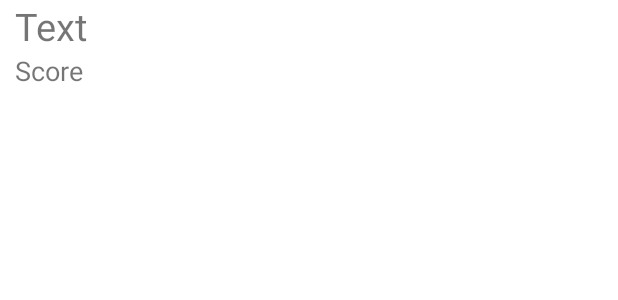
After one commit to CMPUT301W23T09/QRHunter, an Android app: the layout qrcode_player_view.xml on its own in the app's theme, with its tools: preview values and no code run, on a phone screen of 412 x 824 dp. The commit adds this screen. Shown: the top 300 px of the screen. Run offline under Robolectric (Android 15) with nearby library versions, the phone set to English and light mode, and no system bars.

Commit message:
initial qr player scan list support

```diff
--- a/app/src/main/java/com/cmput301w23t09/qrhunter/qrcode/QRCode.java
+++ b/app/src/main/java/com/cmput301w23t09/qrhunter/qrcode/QRCode.java
@@ -6,6 +6,7 @@ import com.cmput301w23t09.qrhunter.comment.Comment;
 import com.cmput301w23t09.qrhunter.photo.Photo;
 import java.io.Serializable;
 import java.util.ArrayList;
+import java.util.List;
 import java.util.concurrent.ExecutionException;
 
 /** This class defines a QR code */
@@ -142,7 +143,7 @@ public class QRCode implements Serializable {
    *
    * @return Return the photos taken of the QR code
    */
-  public ArrayList<Photo> getPhotos() {
+  public List<Photo> getPhotos() {
     return photos;
   }
 
@@ -151,7 +152,7 @@ public class QRCode implements Serializable {
    *
    * @return Return the player who have scanned the QR code
    */
-  public ArrayList<String> getPlayers() {
+  public List<String> getPlayers() {
     return players;
   }
 
--- /dev/null
+++ b/app/src/main/res/layout/qrcode_player_view.xml
@@ -0,0 +1,29 @@
+<?xml version="1.0" encoding="utf-8"?>
+<LinearLayout xmlns:android="http://schemas.android.com/apk/res/android"
+    xmlns:app="http://schemas.android.com/apk/res-auto"
+    android:layout_width="match_parent"
+    android:layout_height="wrap_content"
+    android:exported="true"
+    android:orientation="vertical">
+
+    <TextView
+        android:id="@+id/qrcode_player_scan_name"
+        android:layout_width="match_parent"
+        android:layout_height="match_parent"
+        android:text="Text"
+        android:gravity="center_vertical"
+        android:paddingStart="10sp"
+        android:textSize="25sp"
+        android:ellipsize="end"
+        android:maxLines="1"
+        android:layout_weight="1" />
+
+    <TextView
+        android:id="@+id/qrcode_player_scan_points"
+        android:layout_width="wrap_content"
+        android:layout_height="match_parent"
+        android:text="Score"
+        android:paddingStart="10sp"
+        android:textSize="18sp" />
+
+</LinearLayout>
--- a/app/src/main/res/values/strings.xml
+++ b/app/src/main/res/values/strings.xml
@@ -41,7 +41,7 @@
     <string name="contact_info_email">Email: %s</string>
     <string name="contact_information">Contact Information</string>
     <string name="comments_tab_title">Comments</string>
-    <string name="players_who_scanned_tab_title">Scans</string>
+    <string name="players_who_scanned_tab_title">Scanned By</string>
     <string-array name="sort_options">
         <item>Points</item>
         <item>Date Taken</item>
```
Also changed, not shown: app/src/main/java/com/cmput301w23t09/qrhunter/player/PlayerDatabase.java (+24 -1 lines), app/src/main/java/com/cmput301w23t09/qrhunter/qrcode/QRCodeFragment.java (+83 -10 lines), app/src/main/java/com/cmput301w23t09/qrhunter/qrcode/QRCodePlayerScansAdapter.java (added, +67 -0 lines).
